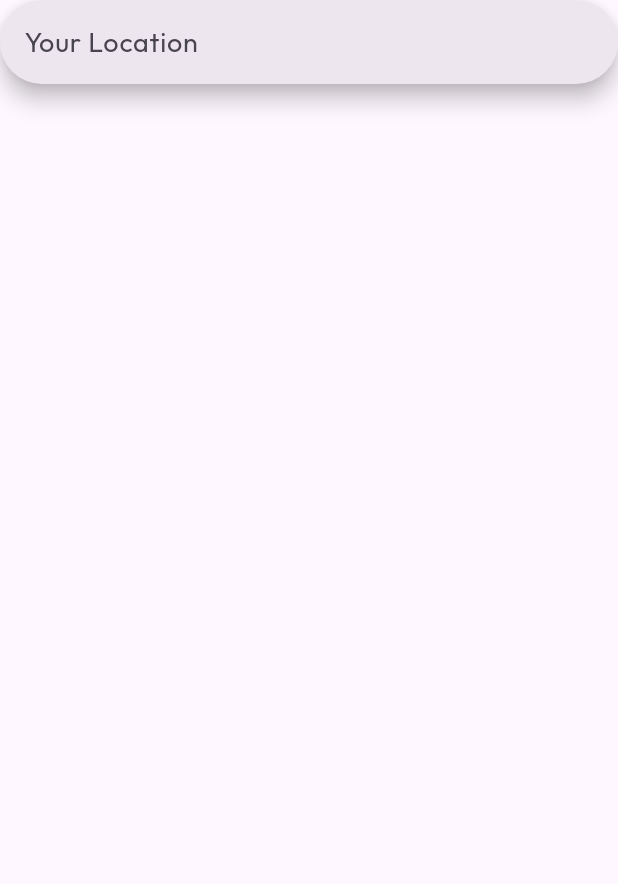
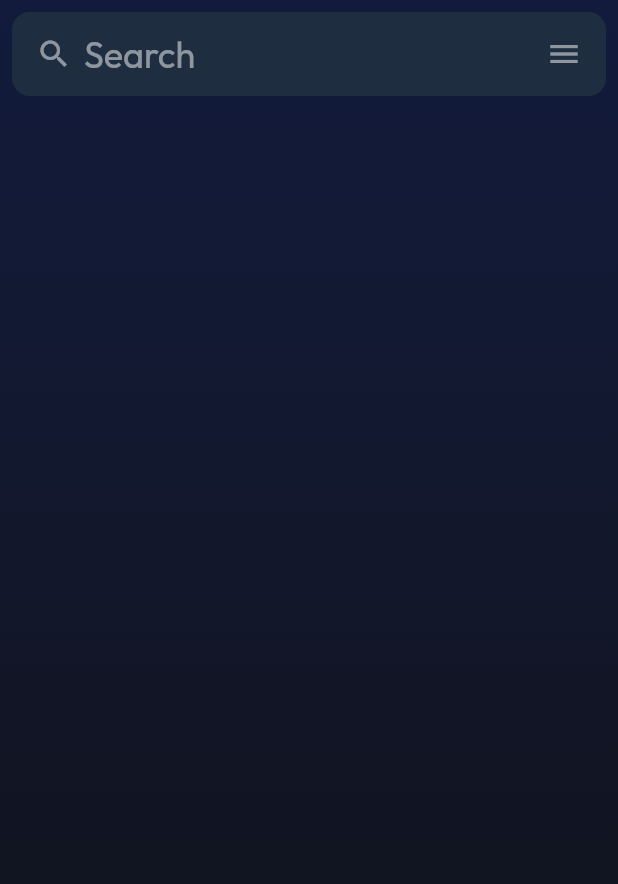
Before and after one commit to astudentinearth/weather-app, a Flutter app: the screen it shows after launch, on a phone screen of 412 x 824 dp. Shown: the top 884 px of the screen. Run offline on Flutter 3.47's test engine with Material 3 defaults, Android fonts, the phone set to English and light mode, and no system bars; our stand-ins replace google_fonts.

Commit message:
:construction: Create app bar and text styles

```diff
--- a/mobile/lib/main.dart
+++ b/mobile/lib/main.dart
@@ -1,5 +1,7 @@
 import 'package:flutter/material.dart';
 import 'package:google_fonts/google_fonts.dart';
+import 'package:mobile/widgets/app_bar.dart';
+import 'package:mobile/widgets/location_search.dart';
 
 void main() {
   runApp(const MyApp());
@@ -7,29 +9,12 @@
 
 class MyApp extends StatelessWidget {
   const MyApp({super.key});
-
-  // This widget is the root of your application.
   @override
   Widget build(BuildContext context) {
     return MaterialApp(
-      title: 'Flutter Demo',
+      title: 'Weather',
       theme: ThemeData(
-        // This is the theme of your application.
-        //
-        // TRY THIS: Try running your application with "flutter run". You'll see
-        // the application has a purple toolbar. Then, without quitting the app,
-        // try changing the seedColor in the colorScheme below to Colors.green
-        // and then invoke "hot reload" (save your changes or press the "hot
-        // reload" button in a Flutter-supported IDE, or press "r" if you used
-        // the command line to start the app).
-        //
-        // Notice that the counter didn't reset back to zero; the application
-        // state is not lost during the reload. To reset the state, use hot
-        // restart instead.
-        //
-        // This works for code too, not just values: Most code changes can be
-        // tested with just a hot reload.
-        colorScheme: ColorScheme.fromSeed(seedColor: Colors.deepPurple),
+        colorScheme: ColorScheme.fromSeed(seedColor: const Color(0x121933FF)),
         useMaterial3: true,
       ),
       home: const MyHomePage(title: 'Flutter Demo Home Page'),
@@ -39,16 +24,6 @@
 
 class MyHomePage extends StatefulWidget {
   const MyHomePage({super.key, required this.title});
-
-  // This widget is the home page of your application. It is stateful, meaning
-  // that it has a State object (defined below) that contains fields that affect
-  // how it looks.
-
-  // This class is the configuration for the state. It holds the values (in this
-  // case the title) provided by the parent (in this case the App widget) and
-  // used by the build method of the State. Fields in a Widget subclass are
-  // always marked "final".
-
   final String title;
 
   @override
@@ -56,41 +31,31 @@
 }
 
 class _MyHomePageState extends State<MyHomePage> {
-  int _counter = 0;
-
-  void _incrementCounter() {
-    setState(() {
-      // This call to setState tells the Flutter framework that something has
-      // changed in this State, which causes it to rerun the build method below
-      // so that the display can reflect the updated values. If we changed
-      // _counter without calling setState(), then the build method would not be
-      // called again, and so nothing would appear to happen.
-      _counter++;
-    });
-  }
-
   @override
   Widget build(BuildContext context) {
-    // This method is rerun every time setState is called, for instance as done
-    // by the _incrementCounter method above.
-    //
-    // The Flutter framework has been optimized to make rerunning build methods
-    // fast, so that you can just rebuild anything that needs updating rather
-    // than having to individually change instances of widgets.
     return Scaffold(
-      body: SafeArea(child: Column(
-        children: [
-          SearchBar(
-            hintText: "Your Location",
-            textStyle: WidgetStatePropertyAll(GoogleFonts.outfit(
-              textStyle: TextStyle(
-                  fontSize: 18
+      body: Container(
+        decoration: const BoxDecoration(
+            gradient: LinearGradient(colors: [
+              Color(0xFF121B3C),
+              Color(0xFF111216)
+            ],
+                begin: FractionalOffset(0.0, 0.0),
+                end: FractionalOffset(0.0, 1.0),
+                stops: [0.0, 1.0])
+        ),
+        child: SafeArea(child: Column(
+          children: [
+            Container(
+              margin: const EdgeInsets.all(8),
+              child: const Column(
+                children: [WeatherAppBar(),],
               )
-            )),
+            )
+          ],
 
-          )
-        ],
-      ))
+        )),
+      )
     );
   }
 }
--- /dev/null
+++ b/mobile/lib/styles/text.dart
@@ -0,0 +1,9 @@
+import 'package:flutter/material.dart';
+import 'package:google_fonts/google_fonts.dart';
+
+TextStyle defaultText = GoogleFonts.outfit();
+
+extension BodyText on TextStyle{
+  TextStyle withSize(double size) => copyWith(fontSize: size);
+  TextStyle halfOpaque() => copyWith(color: const Color(0x80ffffff));
+}
--- /dev/null
+++ b/mobile/lib/widgets/app_bar.dart
@@ -0,0 +1,37 @@
+import 'package:flutter/material.dart';
+import 'package:google_fonts/google_fonts.dart';
+import 'package:mobile/styles/text.dart';
+
+class WeatherAppBar extends StatelessWidget{
+  const WeatherAppBar({super.key});
+
+  @override
+  Widget build(BuildContext context) {
+    return AppBar(
+      backgroundColor: const Color(0xFF1F2D40),
+      shape: RoundedRectangleBorder(borderRadius: BorderRadius.circular(12)),
+      flexibleSpace: Container(
+        decoration: BoxDecoration(
+            borderRadius: BorderRadius.circular(12),
+            color: const Color(0xFF1F2D40)
+        ),
+      ),
+      shadowColor: Colors.transparent,
+      title: GestureDetector(
+        child: Container(
+          padding: const EdgeInsets.symmetric(vertical: 10, horizontal: 0),
+          child: Row(
+            children: [
+              const Icon(Icons.search, color: Color(0x80ffffff),),
+              const SizedBox(width: 8),
+              Text("Search", style: defaultText.halfOpaque().withSize(24))
+            ],
+          ),
+        ),
+      ),
+      actions: [
+        IconButton(onPressed: ()=>{}, icon: const Icon(Icons.menu, color: Color(0x80ffffff)), padding: const EdgeInsets.fromLTRB(0, 0, 8, 0),)
+      ],
+    );
+  }
+}
--- /dev/null
+++ b/mobile/lib/widgets/location_search.dart
@@ -0,0 +1,24 @@
+import 'package:flutter/material.dart';
+import 'package:google_fonts/google_fonts.dart';
+import 'package:mobile/styles/text.dart';
+
+class LocationSearchBar extends StatelessWidget {
+  const LocationSearchBar({
+    super.key,
+  });
+
+  @override
+  Widget build(BuildContext context) {
+    return SearchBar(
+      shape: WidgetStatePropertyAll(RoundedRectangleBorder(
+          borderRadius: BorderRadius.circular(12)
+      )),
+      shadowColor: const WidgetStatePropertyAll(Color(0x00FFFFFF)),
+      hintText: "Your Location",
+      textStyle: WidgetStatePropertyAll(defaultText.withSize(18)),
+      hintStyle: WidgetStatePropertyAll(defaultText.halfOpaque()),
+      backgroundColor: const WidgetStatePropertyAll(Color.fromARGB(255, 31, 45, 64)),
+
+    );
+  }
+}
```
